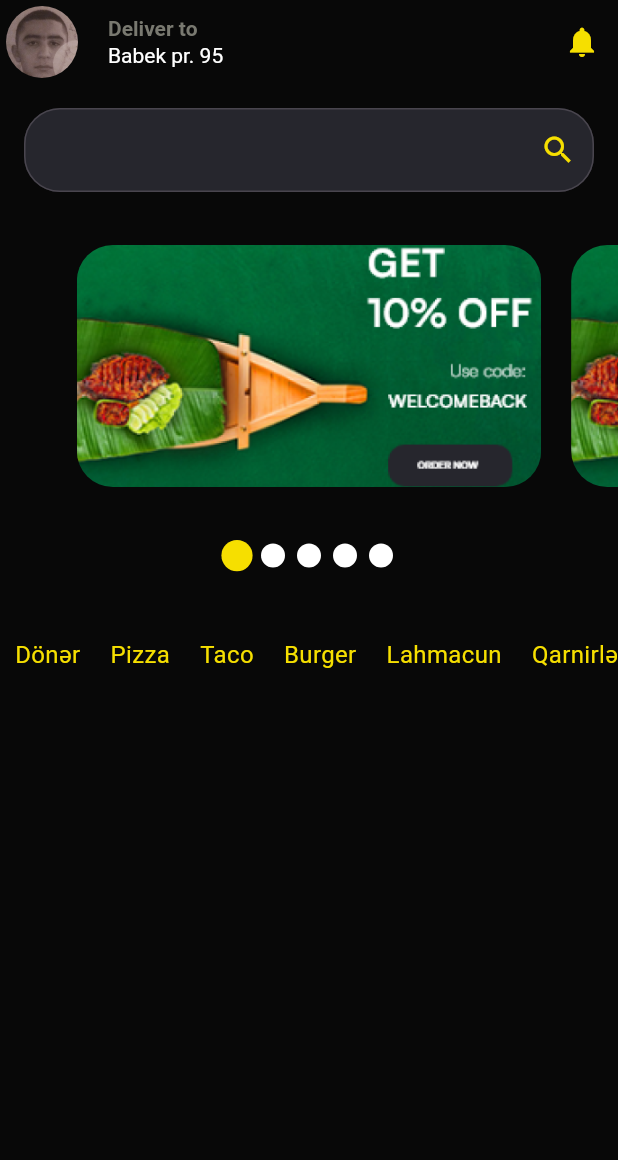
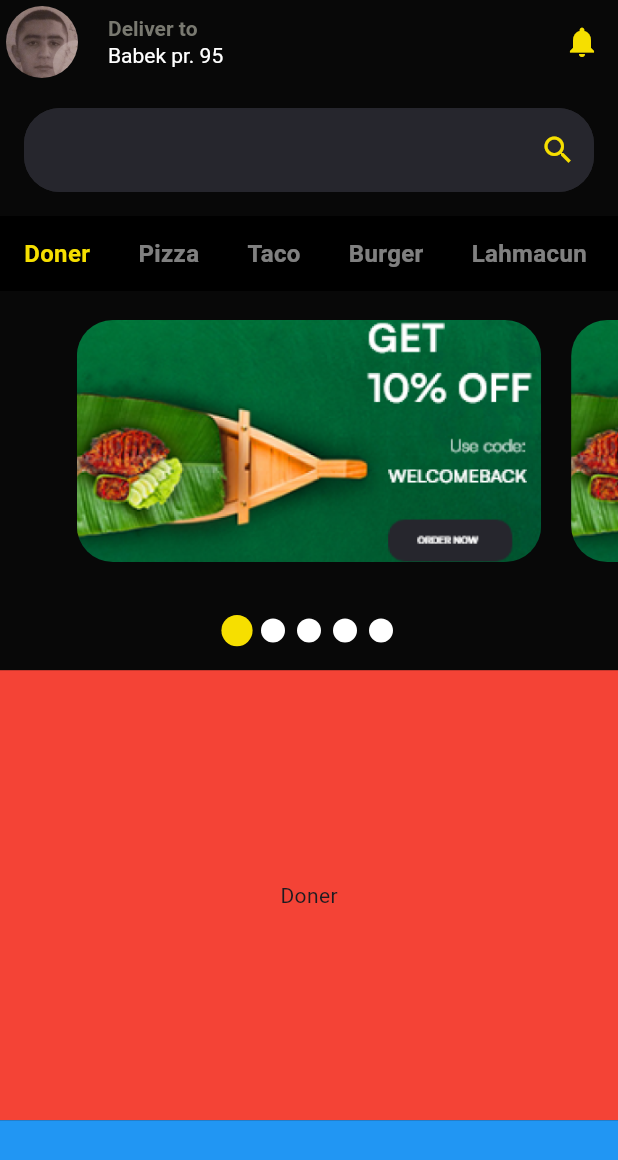
Before and after one commit to sadiqaliyev01/frango_restaurant_app, a Flutter app: the screen it shows after launch, after a tap on "Ötürün", on a phone screen of 412 x 824 dp. Shown: the top 1160 px of the screen. Run offline on Flutter 3.47's test engine with Material 3 defaults, Android fonts, the phone set to English and light mode, and no system bars; drawn by our look-alikes of smooth_page_indicator; our stand-ins replace hive, hive_flutter; accounts and stored records are empty.

Commit message:
- home screen scroll

```diff
--- a/lib/presentation/screens/home_screen/home_screen.dart
+++ b/lib/presentation/screens/home_screen/home_screen.dart
@@ -3,41 +3,130 @@ import 'package:frango_restaurant_app/data/models/local/home_screen_scroller_mod
 import 'package:frango_restaurant_app/presentation/screens/home_screen/widgets/app_bar_items.dart';
 import 'package:frango_restaurant_app/presentation/screens/home_screen/widgets/campaigns.dart';
 import 'package:frango_restaurant_app/presentation/screens/home_screen/widgets/menu_items_categories.dart';
+import 'package:frango_restaurant_app/presentation/screens/home_screen/widgets/search_box.dart';
 import 'package:frango_restaurant_app/presentation/widgets/dot_indicator.dart';
 import 'package:frango_restaurant_app/utils/constants/app_colors.dart';
 import 'package:frango_restaurant_app/utils/constants/app_paddings.dart';
-import 'package:frango_restaurant_app/utils/constants/app_radiuses.dart';
 
 class HomeScreen extends StatelessWidget {
   const HomeScreen({super.key});
 
   @override
   Widget build(BuildContext context) {
-    List<HomeScreenScrollerModel> scrollerModel = HomeScreenScrollerModel.model;
+    return const HomeScreenBody();
+  }
+}
+
+class HomeScreenBody extends StatefulWidget {
+  const HomeScreenBody({super.key});
+
+  @override
+  State<HomeScreenBody> createState() => _HomeScreenBodyState();
+}
+
+class _HomeScreenBodyState extends State<HomeScreenBody> {
   final PageController pageController = PageController(
     initialPage: 0,
     viewportFraction: 0.8,
   );
 
+  final ScrollController scrollController = ScrollController();
+  final ScrollController categoryScrollController = ScrollController();
+  int selectedCategoryIndex = 0;
+
+  final double campaignHeight = 200.0; // Campaigns widget height
+  final double searchBoxHeight = 54.0; // SearchBox widget height
+  final double categoryHeaderHeight = 0.0; // Category header height
+  final double categoryItemHeight = 300.0; // Each category's approximate height
+
+  @override
+  void initState() {
+    super.initState();
+    scrollController.addListener(_onScroll);
+  }
+
+  @override
+  void dispose() {
+    scrollController.removeListener(_onScroll);
+    scrollController.dispose();
+    categoryScrollController.dispose();
+    super.dispose();
+  }
+
+  void _onScroll() {
+    double offset = scrollController.offset;
+
+    // Calculate the adjusted offset based on the height of Campaigns and SearchBox
+    double adjustedOffset = offset - (campaignHeight + searchBoxHeight + categoryHeaderHeight);
+
+    // Calculate the positions of the categories
+    List<double> categoryPositions = List.generate(
+      8,
+          (index) => index * categoryItemHeight,
+    );
+
+    // Determine which category is in view
+    int newIndex = categoryPositions.indexWhere((position) {
+      return adjustedOffset >= position && adjustedOffset < position + categoryItemHeight;
+    });
+
+    // Update only if the new index is valid and different from the current selected index
+    if (newIndex != -1 && newIndex != selectedCategoryIndex) {
+      setState(() {
+        selectedCategoryIndex = newIndex;
+      });
+
+      // Scroll the category headers horizontally
+      double categoryWidth = 100.0; // Each category's width
+      categoryScrollController.animateTo(
+        (newIndex * categoryWidth) - (categoryWidth * 2), // Bring the selected category to the center
+        duration: const Duration(milliseconds: 300),
+        curve: Curves.easeInOut,
+      );
+    }
+  }
+
+  void onCategorySelected(int index) {
+    setState(() {
+      selectedCategoryIndex = index;
+    });
+    scrollController.animateTo(
+      campaignHeight + searchBoxHeight + categoryHeaderHeight + index * categoryItemHeight, // Adjusted scroll position
+      duration: const Duration(milliseconds: 500),
+      curve: Curves.easeInOut,
+    );
+
+    // Scroll the category headers horizontally
+    double categoryWidth = 100.0; // Each category's width
+    categoryScrollController.animateTo(
+      index * categoryWidth, // Bring the selected category to the start
+      duration: const Duration(milliseconds: 300),
+      curve: Curves.easeInOut,
+    );
+  }
+
+  @override
+  Widget build(BuildContext context) {
+    List<HomeScreenScrollerModel> scrollerModel = HomeScreenScrollerModel.model;
+
     return Scaffold(
       backgroundColor: AppColors.primaryBlack,
       appBar: const AppBarItems(),
-      body: ListView(
+      body: Column(
         children: [
-          Padding(
+          const Padding(
             padding: AppPaddings.a16,
-            child: TextFormField(
-              decoration: const InputDecoration(
-                filled: true,
-                fillColor: AppColors.grey,
-                suffixIconColor: AppColors.primaryYellow,
-                suffixIcon: Icon(
-                  Icons.search,
+            child: SearchBox(),
           ),
-                border: OutlineInputBorder(borderRadius: AppRadiuses.a24),
+          MenuItemsCategories(
+            selectedIndex: selectedCategoryIndex,
+            onCategorySelected: onCategorySelected,
+            scrollController: categoryScrollController,
           ),
-            ),
-          ),
+          Expanded(
+            child: ListView(
+              controller: scrollController,
+              children: [
                 Campaigns(pageController: pageController),
                 Center(
                   child: DotIndicator(
@@ -47,7 +136,50 @@ class HomeScreen extends StatelessWidget {
                     dotColor: AppColors.white,
                   ),
                 ),
-          const MenuItemsCategories(),
+                // Content sections
+                Container(
+                  height: categoryItemHeight,
+                  color: Colors.red,
+                  child: const Center(child: Text('Doner')),
+                ),
+                Container(
+                  height: categoryItemHeight,
+                  color: Colors.blue,
+                  child: const Center(child: Text('Pizza')),
+                ),
+                Container(
+                  height: categoryItemHeight,
+                  color: Colors.green,
+                  child: const Center(child: Text('Taco')),
+                ),
+                Container(
+                  height: categoryItemHeight,
+                  color: Colors.yellow,
+                  child: const Center(child: Text('Burger')),
+                ),
+                Container(
+                  height: categoryItemHeight,
+                  color: Colors.orange,
+                  child: const Center(child: Text('Lahmacun')),
+                ),
+                Container(
+                  height: categoryItemHeight,
+                  color: Colors.purple,
+                  child: const Center(child: Text('Qarnirler')),
+                ),
+                Container(
+                  height: categoryItemHeight,
+                  color: Colors.brown,
+                  child: const Center(child: Text('Souslar')),
+                ),
+                Container(
+                  height: categoryItemHeight,
+                  color: Colors.grey,
+                  child: const Center(child: Text('Ickiler')),
+                ),
+              ],
+            ),
+          ),
         ],
       ),
     );
--- a/lib/presentation/screens/home_screen/widgets/menu_items_categories.dart
+++ b/lib/presentation/screens/home_screen/widgets/menu_items_categories.dart
@@ -1,32 +1,55 @@
 import 'package:flutter/material.dart';
-import 'package:frango_restaurant_app/data/models/local/menu_items_model.dart';
-import 'package:frango_restaurant_app/presentation/screens/home_screen/widgets/menu_categories_buttons.dart';
-import 'package:frango_restaurant_app/utils/constants/app_paddings.dart';
+import 'package:frango_restaurant_app/utils/constants/app_colors.dart';
 
 class MenuItemsCategories extends StatelessWidget {
-  const MenuItemsCategories({super.key});
+  final int selectedIndex;
+  final Function(int) onCategorySelected;
+  final ScrollController scrollController;
+
+  const MenuItemsCategories({
+    super.key,
+    required this.selectedIndex,
+    required this.onCategorySelected,
+    required this.scrollController,
+  });
 
   @override
   Widget build(BuildContext context) {
-    List<MenuItemsModel> menuItems = MenuItemsModel.menuItemsNames;
+    List<String> categories = [
+      'Doner',
+      'Pizza',
+      'Taco',
+      'Burger',
+      'Lahmacun',
+      'Qarnirler',
+      'Souslar',
+      'Ickiler',
+    ];
 
-    return SizedBox(
-      height: 80,
+    return Container(
+      height: 50,
+      color: Colors.black,
       child: ListView.builder(
-        itemCount: menuItems.length,
+        controller: scrollController,
         scrollDirection: Axis.horizontal,
+        itemCount: categories.length,
         itemBuilder: (context, index) {
-          final item = menuItems[index];
-          return Row(
-            children: [
-              Padding(
-                padding: AppPaddings.h10,
-                child: MenuCategoriesButtons(
-                  foodName: item.foodName,
-                  onTap: () {},
+          return GestureDetector(
+            onTap: () => onCategorySelected(index),
+            child: Container(
+              padding: const EdgeInsets.symmetric(horizontal: 16),
+              alignment: Alignment.center,
+              child: Text(
+                categories[index],
+                style: TextStyle(
+                  color: index == selectedIndex
+                      ? AppColors.primaryYellow
+                      : Colors.white.withOpacity(0.5),
+                  fontSize: 16,
+                  fontWeight: FontWeight.bold,
                 ),
               ),
-            ],
+            ),
           );
         },
       ),
--- /dev/null
+++ b/lib/presentation/screens/home_screen/widgets/search_box.dart
@@ -0,0 +1,38 @@
+import 'package:flutter/material.dart';
+import 'package:frango_restaurant_app/utils/constants/app_colors.dart';
+import 'package:frango_restaurant_app/utils/constants/app_radiuses.dart';
+
+class SearchBox extends StatelessWidget {
+  const SearchBox({super.key});
+
+  @override
+  Widget build(BuildContext context) {
+    return TextFormField(
+      style: const TextStyle(
+        color: AppColors.primaryYellow,
+      ),
+      cursorColor: AppColors.white,
+      decoration: const InputDecoration(
+        enabledBorder: OutlineInputBorder(
+          borderRadius: AppRadiuses.a24,
+          borderSide: BorderSide(
+            color: AppColors.grey,
+          ),
+        ),
+        focusedBorder: OutlineInputBorder(
+          borderRadius: AppRadiuses.a24,
+          borderSide: BorderSide(
+            color: AppColors.grey,
+          ),
+        ),
+        filled: true,
+        fillColor: AppColors.grey,
+        suffixIconColor: AppColors.primaryYellow,
+        suffixIcon: Icon(
+          Icons.search,
+        ),
+        border: OutlineInputBorder(borderRadius: AppRadiuses.a24),
+      ),
+    );
+  }
+}
--- a/lib/utils/constants/app_paddings.dart
+++ b/lib/utils/constants/app_paddings.dart
@@ -7,5 +7,6 @@ class AppPaddings {
   static const a4 = EdgeInsets.all(4);
   static const a16 = EdgeInsets.all(16);
   static const h8 = EdgeInsets.symmetric(horizontal: 8);
+  static const a8 = EdgeInsets.all(8);
 
 }
```
Lines whose indentation alone changed are shown as unchanged.
